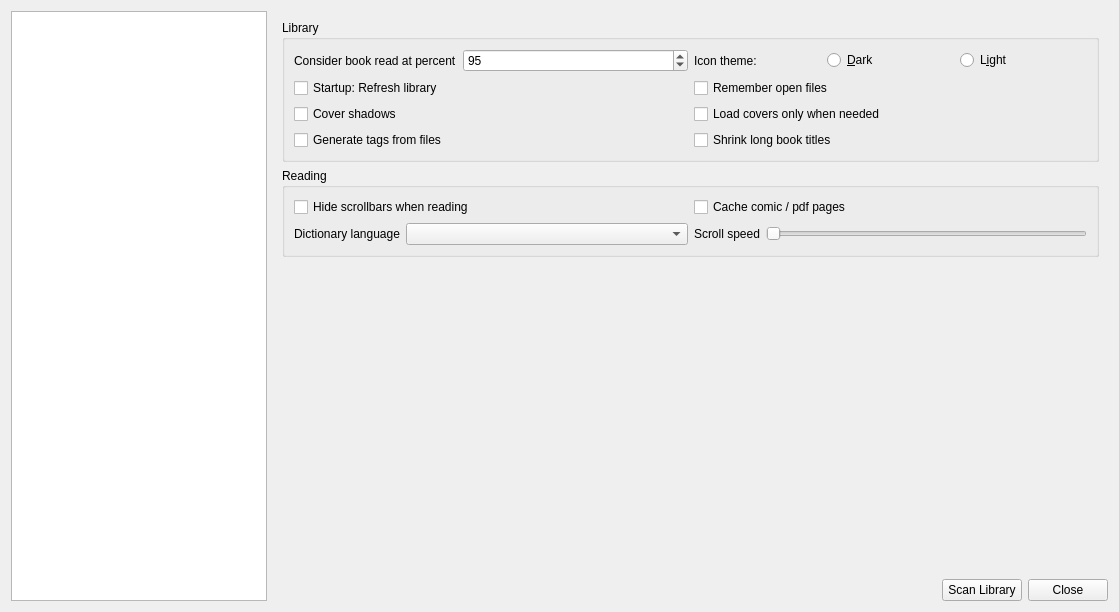
Qt form lector/resources/raw/settings.ui (BasioMeusPuga/Lector) before a commit.
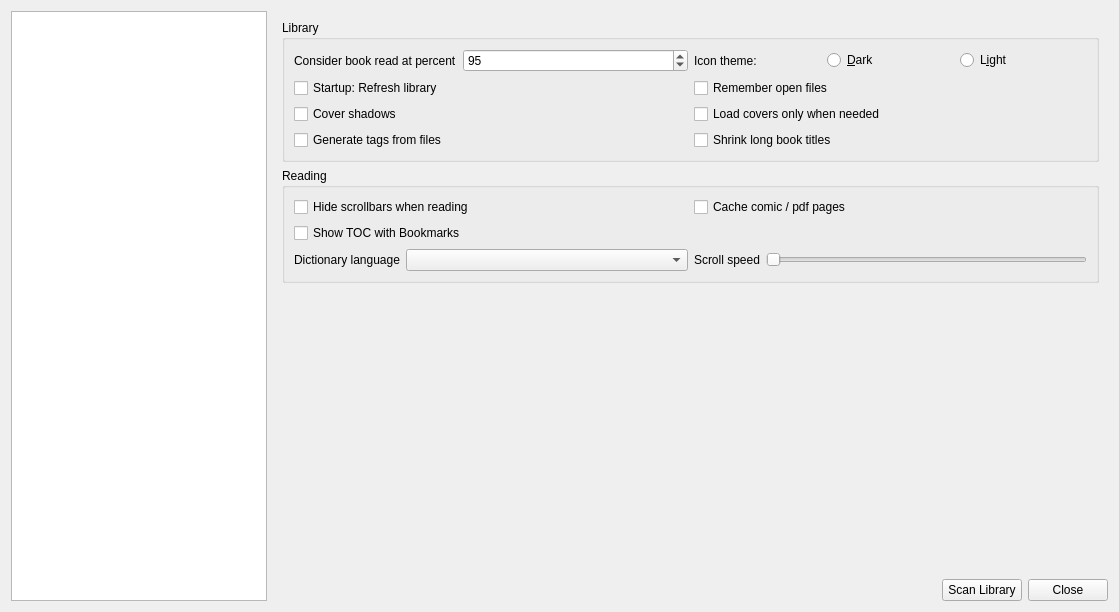
The same form after that commit. The open tabs and pages were chosen to show the change.

Commit message: Add option to include TOC with bookmarks Shift dock positions

```diff
--- a/lector/resources/raw/settings.ui
+++ b/lector/resources/raw/settings.ui
@@ -213,6 +213,17 @@
                   </item>
                  </layout>
                 </item>
+                <item>
+                 <layout class="QHBoxLayout" name="horizontalLayout_12">
+                  <item>
+                   <widget class="QCheckBox" name="tocWithBookmarks">
+                    <property name="text">
+                     <string>Show TOC with Bookmarks</string>
+                    </property>
+                   </widget>
+                  </item>
+                 </layout>
+                </item>
                 <item>
                  <layout class="QHBoxLayout" name="horizontalLayout_8">
                   <item>
```
The commit also changes 4 other files.
